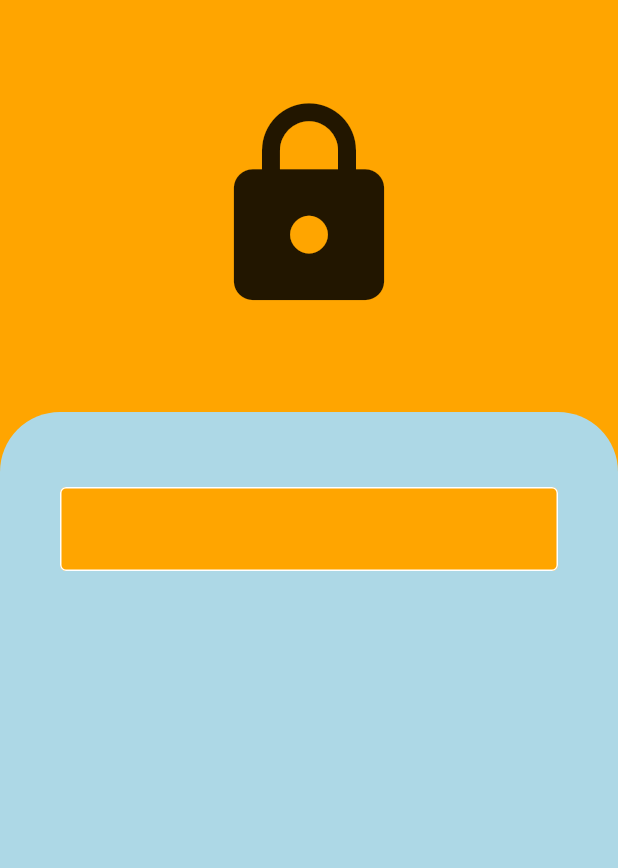
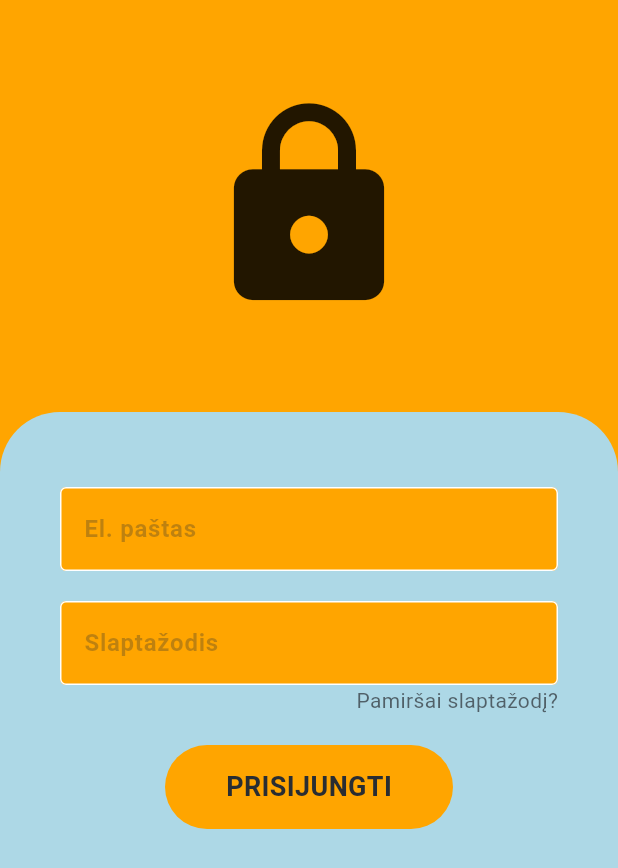
Before and after one commit to KarolisHub/math_hw, a Flutter app: the screen it shows after launch, on a phone screen of 412 x 824 dp. Shown: the top 868 px of the screen. Run offline on Flutter 3.47's test engine with Material 3 defaults, Android fonts, the light colour scheme and no system bars.

Commit message:
login page - started creating button sectioonn

```diff
--- /dev/null
+++ b/lib/components/login_button.dart
@@ -0,0 +1,29 @@
+import 'package:flutter/material.dart';
+
+
+class LoginButton extends StatelessWidget {
+  const LoginButton({super.key});
+
+  @override
+  Widget build(BuildContext context) {
+    return Container(
+      padding: EdgeInsets.all(15),
+      margin: EdgeInsets.symmetric(horizontal: 110),
+      decoration: BoxDecoration(
+          color: Color(0xFFFFA500),
+        borderRadius: BorderRadius.circular(40)
+      ),
+      child: Center(
+        child: Text(
+            "PRISIJUNGTI",
+          style: TextStyle(
+              color: Color(0xFF292D32),
+              fontSize: 18,
+            fontWeight: FontWeight.bold,
+
+          ),
+        ),
+      ),
+    );
+  }
+}
--- /dev/null
+++ b/lib/components/login_text_field.dart
@@ -0,0 +1,39 @@
+
+import 'package:flutter/material.dart';
+
+
+class LoginTextField extends StatelessWidget {
+  final controller;
+  final String hintText;
+  final bool obscureText;
+
+  const LoginTextField({
+    super.key,
+    required this.controller,
+    required this.hintText,
+    required this.obscureText,
+  });
+
+  @override
+  Widget build(BuildContext context) {
+    return Padding(
+      padding: const EdgeInsets.symmetric(horizontal: 40.0),
+      child: TextField(
+        controller: controller,
+        obscureText: obscureText,
+        decoration: InputDecoration(
+          enabledBorder: OutlineInputBorder(
+              borderSide: BorderSide(color: Colors.white)
+          ),
+          focusedBorder: OutlineInputBorder(
+              borderSide: BorderSide(color: Colors.grey)
+          ),
+          fillColor: Color(0xFFFFA500),
+          filled: true,
+          hintText: hintText,
+          hintStyle: TextStyle(color: Color(0x4D292D32), fontWeight: FontWeight.w700)
+        ),
+      ),
+    );
+  }
+}
--- a/lib/login/login_screen.dart
+++ b/lib/login/login_screen.dart
@@ -1,7 +1,13 @@
 import 'package:flutter/material.dart';
+import 'package:math_hw/components/login_button.dart';
+import 'package:math_hw/components/login_text_field.dart';
 
 class LoginScreen extends StatelessWidget {
-  const LoginScreen({super.key});
+  LoginScreen({super.key});
+
+  final usernameController = TextEditingController();
+  final passwordController = TextEditingController();
+
 
   @override
   Widget build(BuildContext context) {
@@ -35,27 +41,40 @@ class LoginScreen extends StatelessWidget {
                   children: [
                     const SizedBox(height: 50),
                     //el. paštas
+                    LoginTextField(
+                      controller: usernameController,
+                      hintText: 'El. paštas',
+                      obscureText: false,
+                    ),
+
+                    const SizedBox(height: 20),
+
+                    //slaptažodis
+                    LoginTextField(
+                      controller: passwordController,
+                      hintText: 'Slaptažodis',
+                      obscureText: true,
+                    ),
+
+                    //pamiršau slaptažodį
                     Padding(
                       padding: const EdgeInsets.symmetric(horizontal: 40.0),
-                      child: TextField(
-                        decoration: InputDecoration(
-                          enabledBorder: OutlineInputBorder(
-                              borderSide: BorderSide(color: Colors.white)
+                      child: Row(
+                        mainAxisAlignment: MainAxisAlignment.end,
+                        children: [
+                          Text(
+                            'Pamiršai slaptažodį?',
+                            style: TextStyle(color: Color(0xB3292D32)),
                           ),
-                          focusedBorder: OutlineInputBorder(
-                            borderSide: BorderSide(color: Colors.grey)
-                          ),
-                          fillColor: Color(0xFFFFA500),
-                          filled: true
-                        ),
+                        ],
                       ),
-                    )
+                    ),
 
-                    //slaptažodis
-
-                    //pamiršau slaptažodį
+                    const SizedBox(height: 20),
 
                     //prisijungti mygtukas
+
+                    LoginButton(),
 
                     //arba
 
```
